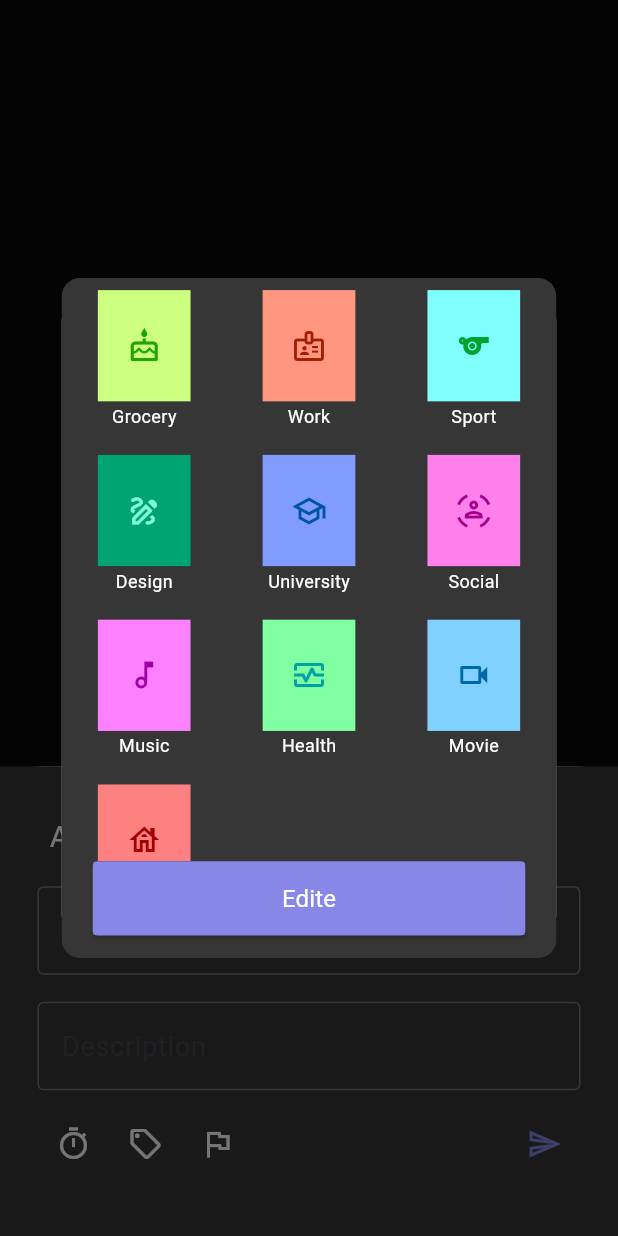
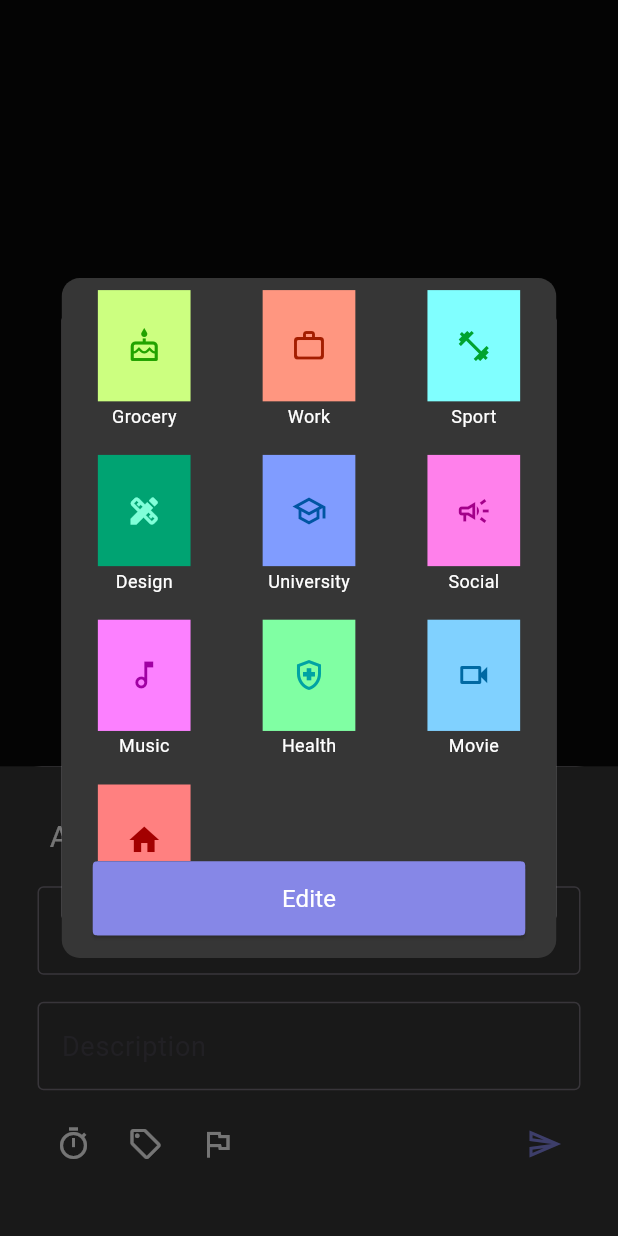
Before and after one commit to felopatersameh/UpTodo-app, a Flutter app: the screen it shows after launch, item 3 of the bottom bar chosen, after a tap on the "sell" icon, on a phone screen of 412 x 824 dp. Run offline on Flutter 3.47's test engine with Material 3 defaults, Android fonts, the phone set to English and light mode, and no system bars; drawn by our look-alikes of persistent_bottom_nav_bar; our stand-ins replace bloc, contained_tab_bar_view, easy_date_timeline, file_picker, flutter_bloc, fluttertoast and 6 more; accounts and stored records are empty.

Commit message:
setup all material

```diff
--- a/lib/core/utils/Widget/build_text_form_field.dart
+++ b/lib/core/utils/Widget/build_text_form_field.dart
@@ -20,8 +20,7 @@ class BuildTextFormField extends StatelessWidget {
     return TextFormField(
       focusNode: focusNode,
       validator: (value) {
-        obscureText ?? false;
-        return obscureText!
+        return obscureText ?? false
             ? _customValidate(value: value.toString(), minLength: 6)
             : _customValidate(value: value.toString(), minLength: 2);
       },
--- a/lib/core/utils/Widget/custom_build_dialog.dart
+++ b/lib/core/utils/Widget/custom_build_dialog.dart
@@ -1,4 +1,5 @@
 import 'package:flutter/material.dart';
+import '../resource/size.dart';
 
 import '../resource/colors.dart';
 
@@ -22,9 +23,7 @@ class CustomBuildDialog extends StatelessWidget {
 
   @override
   Widget build(BuildContext context) {
-    final double screenHeight = MediaQuery.of(context).size.height;
-    final double screenWidth = MediaQuery.of(context).size.width;
-
+    final AppSize size = AppSize(context);
     return Dialog(
       alignment: Alignment.center,
       insetPadding: const EdgeInsets.all(0),
@@ -33,8 +32,8 @@ class CustomBuildDialog extends StatelessWidget {
           color: backGround ?? AppColors.secondBackGroundColor,
           borderRadius: BorderRadius.circular(12.0),
         ),
-        height: screenHeight * (heightContainer ?? 0.55),
-        width: screenWidth * (widthContainer ?? 0.8),
+        height: size.percentageHeight(heightContainer ?? 0.55),
+        width: size.percentageWidth(widthContainer ?? 0.8),
         margin: const EdgeInsets.all(0),
         child: Column(
           children: [
@@ -43,7 +42,7 @@ class CustomBuildDialog extends StatelessWidget {
                 physics: const ClampingScrollPhysics(),
                 shrinkWrap: true,
                 gridDelegate: SliverGridDelegateWithFixedCrossAxisCount(
-                  crossAxisCount: ((screenWidth / 120).clamp(2, 5)).toInt(),
+                  crossAxisCount: size.crossAxisCount,
                   childAspectRatio: 1,
                 ),
                 itemCount: count,
--- a/lib/core/utils/Widget/custom_row.dart
+++ b/lib/core/utils/Widget/custom_row.dart
@@ -2,6 +2,7 @@ import 'package:flutter/material.dart';
 import '../../../../core/utils/resource/string.dart';
 import '../../../../core/utils/resource/styles.dart';
 import '../resource/colors.dart';
+import '../resource/size.dart';
 
 final ButtonStyle _buttonStyle = ButtonStyle(
     shape: WidgetStatePropertyAll(
@@ -26,6 +27,8 @@ class CustomRow extends StatelessWidget {
 
   @override
   Widget build(BuildContext context) {
+    final AppSize size = AppSize(context);
+
     return Row(
       mainAxisAlignment: MainAxisAlignment.spaceAround,
       children: [
@@ -42,8 +45,8 @@ class CustomRow extends StatelessWidget {
             ),
           ),
         SizedBox(
-          width: MediaQuery.sizeOf(context).width * (!showCancel ? .7 : .4),
-          height: MediaQuery.sizeOf(context).height * (height ?? .06),
+          width: size.percentageWidth(!showCancel ? .7 : .4),
+          height: size.percentageHeight(height ?? .06),
           child: ElevatedButton(
             clipBehavior: Clip.antiAliasWithSaveLayer,
             style: _buttonStyle,
--- a/lib/features/AddTask/data/models/category_model.dart
+++ b/lib/features/AddTask/data/models/category_model.dart
@@ -1,46 +1,18 @@
 import 'package:hive/hive.dart';
 import 'package:flutter/material.dart';
-
 part 'category_model.g.dart'; // Generate the part file for adapters
 
 @HiveType(typeId: 5)
 class CategoryModel extends HiveObject {
   @HiveField(0)
   final String name;
-
   @HiveField(1)
   final int icon;
-
   @HiveField(2)
   final int _colorIcon;
-
   @HiveField(3)
   final int _backGroundColor;
-
   CategoryModel(this.name, this.icon, this._colorIcon, this._backGroundColor);
-
   Color get colorIcon => Color(_colorIcon);
-
   Color get backGroundColor => Color(_backGroundColor);
-  static List<CategoryModel> defaultCategory = [
-    CategoryModel(
-        "Grocery", (Icons.cake_outlined).codePoint, 0xFF21A300, 0xFFCCFF80),
-    CategoryModel(
-        "Work", (Icons.badge_outlined).codePoint, 0xFFA31D00, 0xFFFF9680),
-    CategoryModel("Sport", (Icons.sports).codePoint, 0xFF00A32F, 0xFF80FFFF),
-    CategoryModel(
-        "Design", (Icons.draw_outlined).codePoint, 0xFF80FFD9, 0xFF00A372),
-    CategoryModel("University", (Icons.school_outlined).codePoint, 0xFF0055A3,
-        0xFF809CFF),
-    CategoryModel("Social", (Icons.sensor_occupied_outlined).codePoint,
-        0xFFA30089, 0xFFFF80EB),
-    CategoryModel(
-        "Music", (Icons.music_note_outlined).codePoint, 0xFFA000A3, 0xFFFC80FF),
-    CategoryModel("Health", (Icons.monitor_heart_outlined).codePoint,
-        0xFF00A3A3, 0xFF80FFA3),
-    CategoryModel(
-        "Movie", (Icons.videocam_outlined).codePoint, 0xFF0069A3, 0xFF80D1FF),
-    CategoryModel(
-        "Home", (Icons.house_outlined).codePoint, 0xFFA30000, 0xFFFF8080),
-  ];
 }
--- a/lib/features/AddTask/presentation/widgets/build_category.dart
+++ b/lib/features/AddTask/presentation/widgets/build_category.dart
@@ -1,9 +1,11 @@
 import 'package:flutter/material.dart';
+import 'package:uptodo/core/utils/resource/size.dart';
 import '../../../../core/utils/Widget/custom_row.dart';
 import '../../../../core/utils/resource/constant.dart';
 import '../../../../core/utils/Widget/build_custom_box.dart';
 import '../../../../core/utils/Widget/custom_build_dialog.dart';
 
+import '../../../../core/utils/resource/list.dart';
 import '../../data/models/category_model.dart';
 import '../../../../core/utils/resource/string.dart';
 
@@ -23,21 +25,20 @@ class _BuildCategoryState extends State<BuildCategory> {
   Widget build(BuildContext context) {
     return CustomBuildDialog(
       itemBuilder: (context, index) => BuildCustomBox(
-        // heightContainer: .07,
         onTapChange: () {
-          _categoryModel = CategoryModel.defaultCategory[index];
+          _categoryModel = AppList.defaultCategory[index];
           Navigator.of(context).pop(_categoryModel);
         },
-        backGround: CategoryModel.defaultCategory[index].backGroundColor,
+        backGround: AppList.defaultCategory[index].backGroundColor,
         icon: Icon(
-          IconData(CategoryModel.defaultCategory[index].icon,
+          IconData(AppList.defaultCategory[index].icon,
               fontFamily: AppConstant.kFontIcon),
-          weight: MediaQuery.sizeOf(context).width * .08,
-          color: CategoryModel.defaultCategory[index].colorIcon,
+          weight: AppSize(context).sizeIcon,
+          color: AppList.defaultCategory[index].colorIcon,
         ),
-        title: CategoryModel.defaultCategory[index].name,
+        title: AppList.defaultCategory[index].name,
       ),
-      count: CategoryModel.defaultCategory.length,
+      count: AppList.defaultCategory.length,
       child: CustomRow(
         name: AppStrings.edite,
         onTap: () {},
--- a/lib/features/AddTask/presentation/widgets/build_dialog_add_task.dart
+++ b/lib/features/AddTask/presentation/widgets/build_dialog_add_task.dart
@@ -1,5 +1,8 @@
 import 'package:flutter/material.dart';
 import 'package:flutter_bloc/flutter_bloc.dart';
+import 'package:uptodo/core/utils/resource/messages.dart';
+import 'package:uptodo/core/utils/resource/size.dart';
+import '../../../../core/utils/resource/icons.dart';
 
 import '../../../../core/utils/Widget/build_text_form_field.dart';
 
@@ -32,7 +35,6 @@ PriorityModel? _priorityModel;
 
 class _DialogAddTaskState extends State<DialogAddTask> {
   final FocusNode _titleFocusNode = FocusNode();
-  AlignmentGeometry alignment = Alignment.bottomCenter;
 
   @override
   void initState() {
@@ -47,8 +49,10 @@ class _DialogAddTaskState extends State<DialogAddTask> {
 
   @override
   Widget build(BuildContext context) {
+    final AppSize size = AppSize(context);
+
     return Dialog(
-      alignment: alignment,
+      alignment: Alignment.bottomCenter,
       insetPadding: EdgeInsets.zero,
       child: ListView(
         reverse: true,
@@ -56,11 +60,10 @@ class _DialogAddTaskState extends State<DialogAddTask> {
         children: [
           Form(
             key: _keyForm,
-            autovalidateMode: AutovalidateMode.onUnfocus,
             child: Container(
               color: AppColors.secondBackGroundColor,
-              height: MediaQuery.of(context).size.height * 0.38,
-              width: MediaQuery.of(context).size.width,
+              height: size.sizeDialogAddTask,
+              width: size.width,
               padding: const EdgeInsets.all(25.0),
               child: Column(
                 mainAxisSize: MainAxisSize.max,
@@ -95,8 +98,8 @@ class _DialogAddTaskState extends State<DialogAddTask> {
                             onPressed: () => _showCalendarPicker(context),
                             icon: Icon(
                               _data == null
-                                  ? Icons.timer_outlined
-                                  : Icons.timer_rounded,
+                                  ? AppIcons.timerOutlined
+                                  : AppIcons.timerRounded,
                               color: AppColors.iconColor,
                             ),
                           ),
@@ -104,26 +107,23 @@ class _DialogAddTaskState extends State<DialogAddTask> {
                             onPressed: () => _buildCategory(context),
                             icon: Icon(
                                 _categoryModel == null
-                                    ? Icons.sell_outlined
-                                    : Icons.sell_rounded,
+                                    ? AppIcons.sellOutlined
+                                    : AppIcons.sellRounded,
                                 color: AppColors.iconColor),
                           ),
                           IconButton(
                             onPressed: () => _buildPriority(context),
                             icon: Icon(
                                 _priorityModel == null
-                                    ? Icons.flag_outlined
-                                    : Icons.flag_rounded,
+                                    ? AppIcons.flagOutlined
+                                    : AppIcons.flagRounded,
                                 color: AppColors.iconColor),
                           ),
                         ],
                       ),
                       IconButton(
                         onPressed: () => _onPressed(),
-                        icon: const Icon(
-                          Icons.send_outlined,
-                          color: AppColors.primaryColor,
-                        ),
+                        icon: AppIcons.send,
                       ),
                     ],
                   ))),
@@ -137,13 +137,22 @@ class _DialogAddTaskState extends State<DialogAddTask> {
   }
 
   void _onPressed() {
-    if (_keyForm.currentState!.validate()) {
+    if (_keyForm.currentState?.validate() == true) {
       if (_data == null) {
-        showMessage(text: "the date is required", state: ToastStates.error);
+        showMessage(
+          text: AppMessages.customMessage("Date&&Time"),
+          state: ToastStates.error,
+        );
       } else if (_categoryModel == null) {
-        showMessage(text: "the category is required", state: ToastStates.error);
+        showMessage(
+          text: AppMessages.customMessage("category"),
+          state: ToastStates.error,
+        );
       } else if (_priorityModel == null) {
-        showMessage(text: "the priority is required", state: ToastStates.error);
+        showMessage(
+          text: AppMessages.customMessage("priority"),
+          state: ToastStates.error,
+        );
       } else {
         final task = TaskModel(
           _title.text,
@@ -153,14 +162,13 @@ class _DialogAddTaskState extends State<DialogAddTask> {
           _description.text,
         );
         context.read<CalendarCubit>().addTask(task);
-        showMessage(text: "Succeed", state: ToastStates.succeed);
+        showMessage(text: AppMessages.addTask, state: ToastStates.succeed);
         Navigator.of(context).pop();
       }
     }
   }
 
   Future<void> _showCalendarPicker(BuildContext context) async {
-    alignment = Alignment.center;
     await showDialog(
       context: context,
       builder: (context) => BuildCalendarPicker(),
@@ -169,7 +177,6 @@ class _DialogAddTaskState extends State<DialogAddTask> {
         _data = date;
         return _showTimePicker(context);
       }
-      alignment = Alignment.bottomCenter;
     });
   }
 
@@ -183,12 +190,10 @@ class _DialogAddTaskState extends State<DialogAddTask> {
         final minute = date[1];
         _data = _data!.copyWith(hour: hour, minute: minute);
       }
-      alignment = Alignment.bottomCenter;
     });
   }
 
   Future<dynamic> _buildCategory(BuildContext context) {
-    alignment = Alignment.center;
     return showAdaptiveDialog(
       context: context,
       builder: (context) => BuildCategory(),
@@ -196,18 +201,15 @@ class _DialogAddTaskState extends State<DialogAddTask> {
       if (p0 != null) {
         _categoryModel = p0;
       }
-      alignment = Alignment.bottomCenter;
     });
   }
 
   Future<dynamic> _buildPriority(BuildContext context) {
-    alignment = Alignment.center;
     return showDialog(context: context, builder: (context) => BuildPriority())
         .then((priority) {
       if (priority != null) {
         _priorityModel = priority;
       }
-      alignment = Alignment.bottomCenter;
     });
   }
 }
--- a/lib/features/AddTask/presentation/widgets/calendar_picker.dart
+++ b/lib/features/AddTask/presentation/widgets/calendar_picker.dart
@@ -1,5 +1,6 @@
 import 'package:flutter/material.dart';
 import 'package:flutter_bloc/flutter_bloc.dart';
+import '../../../../core/utils/resource/size.dart';
 import '../../../Calendar/presentation/manager/calendar_cubit.dart';
 
 import '../../../../core/utils/Widget/custom_row.dart';
@@ -49,12 +50,14 @@ final BoxDecoration _defaultDecoration = BoxDecoration(
 class _BuildCustomCalendarState extends State<_BuildCustomCalendar> {
   @override
   Widget build(BuildContext context) {
+    final AppSize size = AppSize(context);
+
     return Container(
       color: AppColors.secondBackGroundColor,
       child: Column(
         children: [
           TableCalendar(
-            rowHeight: MediaQuery.sizeOf(context).height * .05,
+            rowHeight: size.percentageWidth(.05),
             firstDay: firstDayOfMonth,
             lastDay: lastDayOfMonth,
             focusedDay:
--- a/lib/features/Calendar/presentation/widgets/build_task.dart
+++ b/lib/features/Calendar/presentation/widgets/build_task.dart
@@ -1,6 +1,7 @@
 import 'package:flutter/material.dart';
 import 'package:flutter_bloc/flutter_bloc.dart';
 import 'package:intl/intl.dart';
+import 'package:uptodo/core/utils/resource/constant.dart';
 import '../../../task/presentation/pages/task_screen.dart';
 import '../../../../core/model/task_model.dart';
 import '../../../../core/utils/resource/icons.dart';
@@ -64,7 +65,7 @@ class CardItemTask extends StatelessWidget {
                           padding: const EdgeInsets.all(3.0),
                           child: Icon(
                             IconData(state.type.icon,
-                                fontFamily: "MaterialIcons"),
+                                fontFamily: AppConstant.kFontIcon),
                             color: state.type.colorIcon,
                           ),
                         ),
@@ -90,7 +91,8 @@ class CardItemTask extends StatelessWidget {
                       children: [
                         Padding(
                           padding: const EdgeInsets.symmetric(horizontal: 3.0),
-                          child: Icon(state.priority.flag, color: Colors.white),
+                          child: Icon(state.priority.flag,
+                              color: AppColors.iconColor),
                         ),
                         Text(
                           state.priority.number.toString(),
--- a/lib/features/User/data/model/profile_item_model.dart
+++ b/lib/features/User/data/model/profile_item_model.dart
@@ -1,16 +1,16 @@
 import 'package:flutter/material.dart';
 
-class TitleProfileItemsModel {
+class ListActions {
   final String title;
   final List<ItemModel> items;
 
-  TitleProfileItemsModel({
+  ListActions({
     required this.title,
     required this.items,
   });
 
-  factory TitleProfileItemsModel.fromJson(Map<String, dynamic> json) {
-    return TitleProfileItemsModel(
+  factory ListActions.fromJson(Map<String, dynamic> json) {
+    return ListActions(
       title: json['title'],
       items: (json['items'] as List<dynamic>)
           .map((itemJson) =>
--- a/lib/features/User/presentation/widgets/change_image.dart
+++ b/lib/features/User/presentation/widgets/change_image.dart
@@ -1,7 +1,7 @@
 import 'package:flutter/material.dart';
 import 'package:flutter_bloc/flutter_bloc.dart';
-import 'package:uptodo/core/utils/resource/styles.dart';
-import 'package:uptodo/features/User/presentation/manager/user_cubit.dart';
+import '../../../../core/utils/resource/styles.dart';
+import '../manager/user_cubit.dart';
 
 import '../../../../core/utils/resource/string.dart';
 
--- a/lib/features/User/presentation/widgets/user_details.dart
+++ b/lib/features/User/presentation/widgets/user_details.dart
@@ -96,7 +96,7 @@ class _UserDetailsState extends State<UserDetails> {
                 ),
               ],
             ),
-            const SizedBox(height: 32),
+            const SizedBox(height: 20),
           ],
         );
       },
```
Also changed, not shown: lib/features/AddTask/presentation/widgets/build_priority.dart (+5 -3 lines), lib/features/AddTask/presentation/widgets/time_picker.dart (+5 -2 lines), lib/features/Calendar/presentation/manager/calendar_cubit.dart (+7 -3 lines), lib/features/User/presentation/pages/user_screen.dart (+3 -66 lines), lib/features/User/presentation/widgets/box_items.dart (+5 -7 lines).
